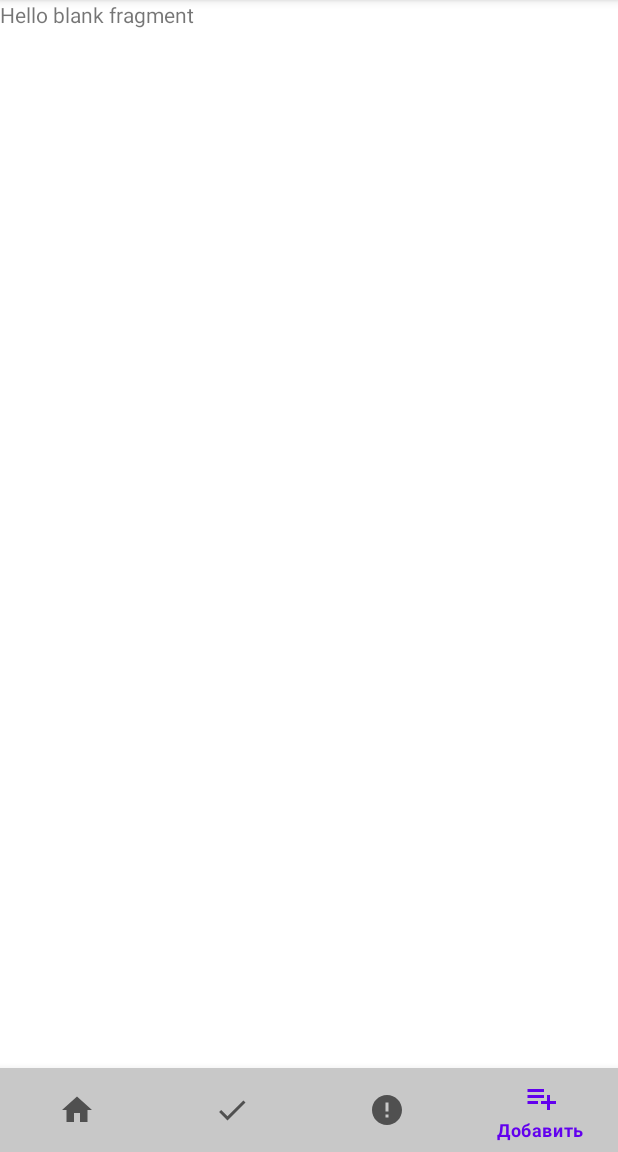
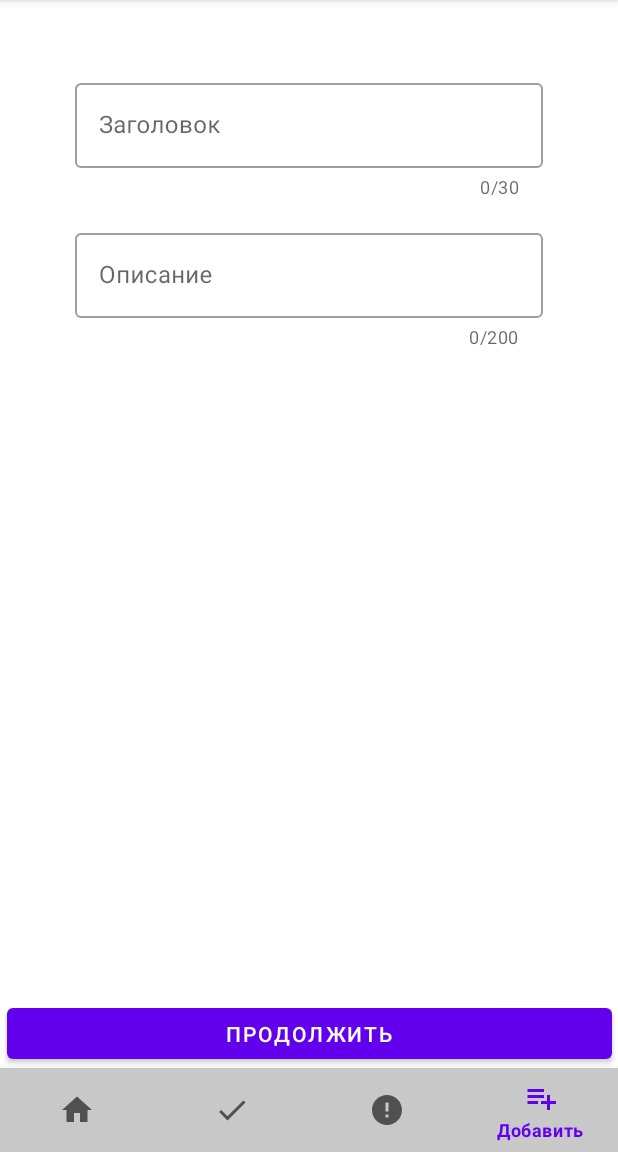
Before and after one commit to WhatuWannaDo/MyReminders, an Android app: the AddNewReminder screen opened through its navigation route, on a phone screen of 412 x 824 dp, the part 84-1236 px from its top. Run offline under Robolectric (Android 15) with nearby library versions, the phone set to English and light mode, and no system bars; our stand-ins replace Room's generated code, navigation-ui.

Commit message:
reminder add opportunity

```diff
--- a/app/src/main/java/com/example/myreminders/MVVM/View/AddReminder/AddNewReminder.kt
+++ b/app/src/main/java/com/example/myreminders/MVVM/View/AddReminder/AddNewReminder.kt
@@ -1,23 +1,73 @@
 package com.example.myreminders.MVVM.View.AddReminder
 
+import android.annotation.SuppressLint
 import android.os.Bundle
 import androidx.fragment.app.Fragment
 import android.view.LayoutInflater
 import android.view.View
 import android.view.ViewGroup
+import android.widget.Toast
+import androidx.lifecycle.ViewModelProvider
+import com.example.myreminders.MVVM.Model.ReminderModel
+import com.example.myreminders.MVVM.ViewModel.ReminderViewModel
 import com.example.myreminders.R
+import com.google.android.material.bottomsheet.BottomSheetDialog
+import kotlinx.android.synthetic.main.bottom_sheet.view.*
+import kotlinx.android.synthetic.main.fragment_add_new_reminder.view.*
+import java.text.SimpleDateFormat
+import java.util.*
 
 
 class AddNewReminder : Fragment() {
 
+    private lateinit var viewModel : ReminderViewModel
 
+    @SuppressLint("SetTextI18n", "SimpleDateFormat")
     override fun onCreateView(
         inflater: LayoutInflater, container: ViewGroup?,
         savedInstanceState: Bundle?
     ): View? {
         // Inflate the layout for this fragment
-        return inflater.inflate(R.layout.fragment_add_new_reminder, container, false)
+        val view = inflater.inflate(R.layout.fragment_add_new_reminder, container, false)
+        viewModel = ViewModelProvider(this).get(ReminderViewModel::class.java)
+
+        //bottom sheet use
+        view.addContinue.setOnClickListener {
+            val bottomSheetDialog = BottomSheetDialog(requireContext(), R.style.BottomSheetDialogTheme)
+            val bottomSheetView = LayoutInflater.from(requireContext()).inflate(R.layout.bottom_sheet, container, false)
+
+
+            bottomSheetView.calendarView.setOnDateChangeListener { calendar, year, month, day ->
+                val realMonth = month+1
+                bottomSheetView.getDate.text = "$day-$realMonth-$year"
+            }
+
+            //data add
+            bottomSheetView.saveAddedReminder.setOnClickListener {
+                val sdf = SimpleDateFormat("dd-M-yyyy")
+                val currentDate = sdf.format(Calendar.getInstance().time)
+                if(view.addInputHeader.text.toString().isNotEmpty() && view.addInputDescirption.text.toString().isNotEmpty()) {
+                    val reminder = ReminderModel(
+                        0,
+                        view.addInputHeader.text.toString(),
+                        view.addInputDescirption.text.toString(),
+                        bottomSheetView.getDate.text.toString(),
+                        currentDate
+                    )
+                    viewModel.addReminder(reminder)
+                }else{
+                    Toast.makeText(context, "Заполните все поля", Toast.LENGTH_SHORT).show()
+                }
+            }
+
+
+            bottomSheetDialog.setContentView(bottomSheetView)
+            bottomSheetDialog.show()
+        }
+
+        return view
     }
 
 
+
 }
--- a/app/src/main/res/layout/fragment_add_new_reminder.xml
+++ b/app/src/main/res/layout/fragment_add_new_reminder.xml
@@ -1,14 +1,66 @@
 <?xml version="1.0" encoding="utf-8"?>
-<FrameLayout xmlns:android="http://schemas.android.com/apk/res/android"
+<androidx.constraintlayout.widget.ConstraintLayout xmlns:android="http://schemas.android.com/apk/res/android"
+    xmlns:app="http://schemas.android.com/apk/res-auto"
     xmlns:tools="http://schemas.android.com/tools"
     android:layout_width="match_parent"
     android:layout_height="match_parent"
     tools:context=".MVVM.View.AddReminder.AddNewReminder">
 
-    <!-- TODO: Update blank fragment layout -->
-    <TextView
+    <com.google.android.material.textfield.TextInputLayout
+        android:id="@+id/addHeader"
+        style="@style/Widget.MaterialComponents.TextInputLayout.OutlinedBox"
         android:layout_width="match_parent"
-        android:layout_height="match_parent"
-        android:text="@string/hello_blank_fragment" />
+        android:layout_height="wrap_content"
+        android:layout_marginStart="50dp"
+        android:layout_marginTop="50dp"
+        android:layout_marginEnd="50dp"
+        app:counterEnabled="true"
+        app:counterMaxLength="30"
+        app:endIconMode="clear_text"
+        app:layout_constraintEnd_toEndOf="parent"
+        app:layout_constraintStart_toStartOf="parent"
+        app:layout_constraintTop_toTopOf="parent">
 
-</FrameLayout>
+        <com.google.android.material.textfield.TextInputEditText
+            android:id="@+id/addInputHeader"
+            android:maxLength="30"
+            android:layout_width="match_parent"
+            android:layout_height="wrap_content"
+            android:hint="Заголовок"
+            android:singleLine="true" />
+    </com.google.android.material.textfield.TextInputLayout>
+
+    <com.google.android.material.textfield.TextInputLayout
+        android:id="@+id/addDescription"
+        style="@style/Widget.MaterialComponents.TextInputLayout.OutlinedBox"
+        android:layout_width="match_parent"
+        android:layout_height="wrap_content"
+        android:layout_marginStart="50dp"
+        android:layout_marginTop="150dp"
+        android:layout_marginEnd="50dp"
+        app:counterEnabled="true"
+        app:counterMaxLength="200"
+        app:endIconMode="clear_text"
+        app:layout_constraintEnd_toEndOf="parent"
+        app:layout_constraintStart_toStartOf="parent"
+        app:layout_constraintTop_toTopOf="parent">
+
+        <com.google.android.material.textfield.TextInputEditText
+            android:id="@+id/addInputDescirption"
+            android:maxLength="200"
+            android:layout_width="match_parent"
+            android:layout_height="wrap_content"
+            android:hint="Описание" />
+    </com.google.android.material.textfield.TextInputLayout>
+
+    <Button
+        android:id="@+id/addContinue"
+        android:layout_width="403dp"
+        android:layout_height="46dp"
+        android:layout_marginBottom="56dp"
+        android:text="продолжить"
+        app:layout_constraintBottom_toBottomOf="parent"
+        app:layout_constraintEnd_toEndOf="parent"
+        app:layout_constraintStart_toStartOf="parent" />
+
+</androidx.constraintlayout.widget.ConstraintLayout>
--- a/app/src/main/res/values/themes.xml
+++ b/app/src/main/res/values/themes.xml
@@ -13,4 +13,12 @@
         <item name="android:statusBarColor" tools:targetApi="l">?attr/colorPrimaryVariant</item>
         <!-- Customize your theme here. -->
     </style>
+
+    <style name="BottomSheetDialogTheme" parent="Theme.Design.BottomSheetDialog">
+            <item name="bottomSheetStyle">@style/BottomSheetStyle</item>
+    </style>
+
+    <style name="BottomSheetStyle" parent="Widget.Design.BottomSheet.Modal">
+        <item name="android:background">@android:color/white</item>
+    </style>
 </resources>
```
Also changed, not shown: app/src/main/res/layout/bottom_sheet.xml (added, +36 -0 lines).
